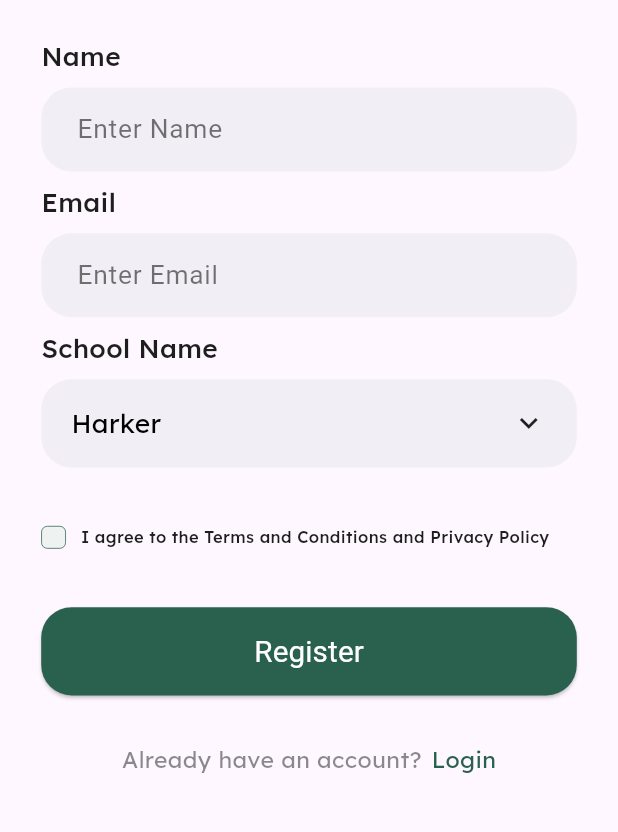
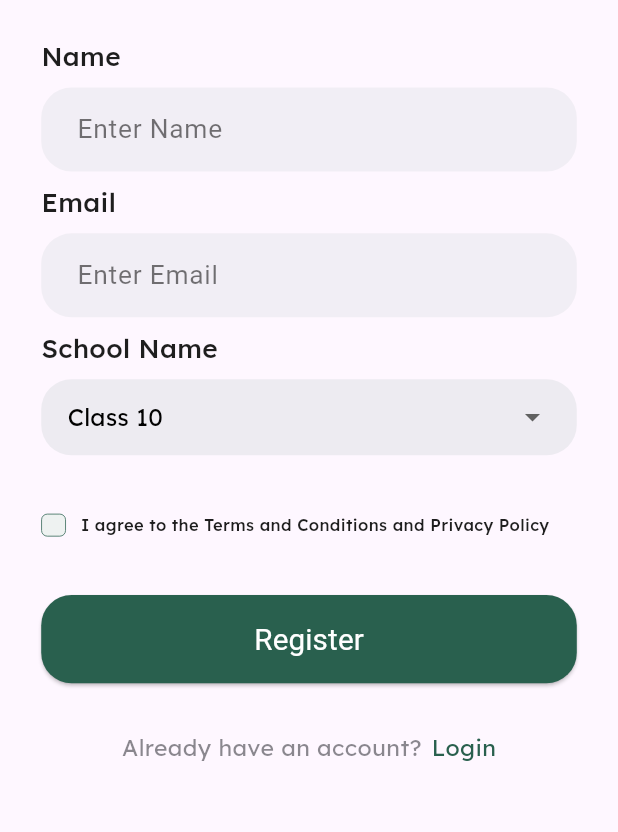
Before and after one commit to Shees-Ali1/CreekApp, a Flutter app: the Signup screen opened directly, on a phone screen of 412 x 824 dp, the part 326-1158 px from its top. Run offline on Flutter 3.47's test engine with Material 3 defaults, Android fonts, the phone set to English and light mode, and no system bars; our stand-ins replace another_xlider, curved_labeled_navigation_bar, flutter_custom_clippers, flutter_screenutil, flutter_svg, get and 4 more; project files that could hold a hidden picture were left out.

Commit message:
updated code......

```diff
--- a/lib/Auth/signup.dart
+++ b/lib/Auth/signup.dart
@@ -3,8 +3,10 @@ import 'package:creekapp/Auth/verification.dart';
 import 'package:creekapp/const/color.dart';
 import 'package:flutter/material.dart';
 import 'package:flutter_screenutil/flutter_screenutil.dart';
+import 'package:get/get.dart';
 
 import '../const/assets/image_assets.dart';
+import '../controller/home_controller.dart';
 import '../widgets/custom_button.dart';
 import '../widgets/custom_route.dart';
 import '../widgets/custom_text.dart';
@@ -18,6 +20,8 @@ class Signup extends StatefulWidget {
 }
 
 class _SignupState extends State<Signup> {
+  final HomeController homeController = Get.find();
+
   final TextEditingController nameController = TextEditingController();
   final TextEditingController emailController = TextEditingController();
 
@@ -90,28 +94,60 @@ class _SignupState extends State<Signup> {
                       SizedBox(
                         height: 8.h,
                       ),
-                      Container(
-                        padding:  EdgeInsets.symmetric(vertical: 15, horizontal: 20),
-                        width: double.infinity,
-                        height: 58.h,
-                        decoration: BoxDecoration(
-                          borderRadius: BorderRadius.circular(20.r),
-                          color: Color(0xff29604E).withOpacity(0.06),
-                        ),
-                        child: Row(
-                          mainAxisAlignment: MainAxisAlignment.spaceBetween,
-                          children: [
-                            LexendCustomText(
-                              text: 'Harker',
-                              fontWeight: FontWeight.w400,
-                              fontsize: 16.sp,
-                              textColor: Colors.black,
-                            ),
-                            Icon(Icons.keyboard_arrow_down)
+                      Obx(() {
+                        return Container(
+                          height: 50.h,
+                          width: 327.w,
 
-                          ],
-                        ),
-                      ),
+                          alignment: Alignment.center,
+                          padding: EdgeInsets.symmetric(horizontal: 16.w),
+
+                          decoration: BoxDecoration(
+                              color: primaryColor.withOpacity(0.08),
+                              borderRadius: BorderRadius.circular(20.r)
+                          ),
+                          child: DropdownButton<String>(
+                              underline: SizedBox.shrink(),
+                              isExpanded: true,
+                              value: homeController.classOption.value,
+                              items: homeController.bookClass.map((String option) {
+                                return DropdownMenuItem<String>(
+                                  value: option,
+                                  child: LexendCustomText(text: option,
+                                      textColor: Colors.black,
+                                      fontWeight: FontWeight.w400),
+                                );
+                              }).toList(),
+                              onChanged: (String? newValue) {
+                                // homeController.bookClass.value=newValue!;
+                                homeController.classOption.value = newValue!;
+                              },
+                              hint: SizedBox.shrink()
+                          ),
+                        );
+                      }),
+                      // Container(
+                      //   padding:  EdgeInsets.symmetric(vertical: 15, horizontal: 20),
+                      //   width: double.infinity,
+                      //   height: 58.h,
+                      //   decoration: BoxDecoration(
+                      //     borderRadius: BorderRadius.circular(20.r),
+                      //     color: Color(0xff29604E).withOpacity(0.06),
+                      //   ),
+                      //   child: Row(
+                      //     mainAxisAlignment: MainAxisAlignment.spaceBetween,
+                      //     children: [
+                      //       LexendCustomText(
+                      //         text: 'Harker',
+                      //         fontWeight: FontWeight.w400,
+                      //         fontsize: 16.sp,
+                      //         textColor: Colors.black,
+                      //       ),
+                      //       Icon(Icons.keyboard_arrow_down)
+                      //
+                      //     ],
+                      //   ),
+                      // ),
                       SizedBox(
                         height: 38.h,
                       ),
--- a/lib/main.dart
+++ b/lib/main.dart
@@ -1,12 +1,9 @@
 import 'package:creekapp/controller/bookListing_controller.dart';
 import 'package:creekapp/controller/home_controller.dart';
-import 'package:creekapp/view/nav_bar/app_nav_bar.dart';
 import 'package:creekapp/view/splash/splash_sceen.dart';
-
 import 'package:flutter/material.dart';
 import 'package:get/get.dart';
 import 'package:flutter_screenutil/flutter_screenutil.dart';
-
 import 'controller/chat_controller.dart';
 import 'controller/login_auth_controller.dart';
 import 'controller/on_boarding_controller.dart';
--- a/lib/view/splash/splash_sceen.dart
+++ b/lib/view/splash/splash_sceen.dart
@@ -18,7 +18,7 @@ class _SplashScreenState extends State<SplashScreen> {
   void initState() {
     super.initState();
 
-    Future.delayed(const Duration(seconds: 5), () {
+    Future.delayed(const Duration(seconds: 2), () {
       Navigator.pushReplacement(
         context,
         MaterialPageRoute(builder: (context) => OnBoarding()),
```
Also changed, not shown: lib/view/profile_screen/components/edit_profile.dart (+55 -21 lines), lib/view/profile_screen/profile.dart (+7 -1 lines).
